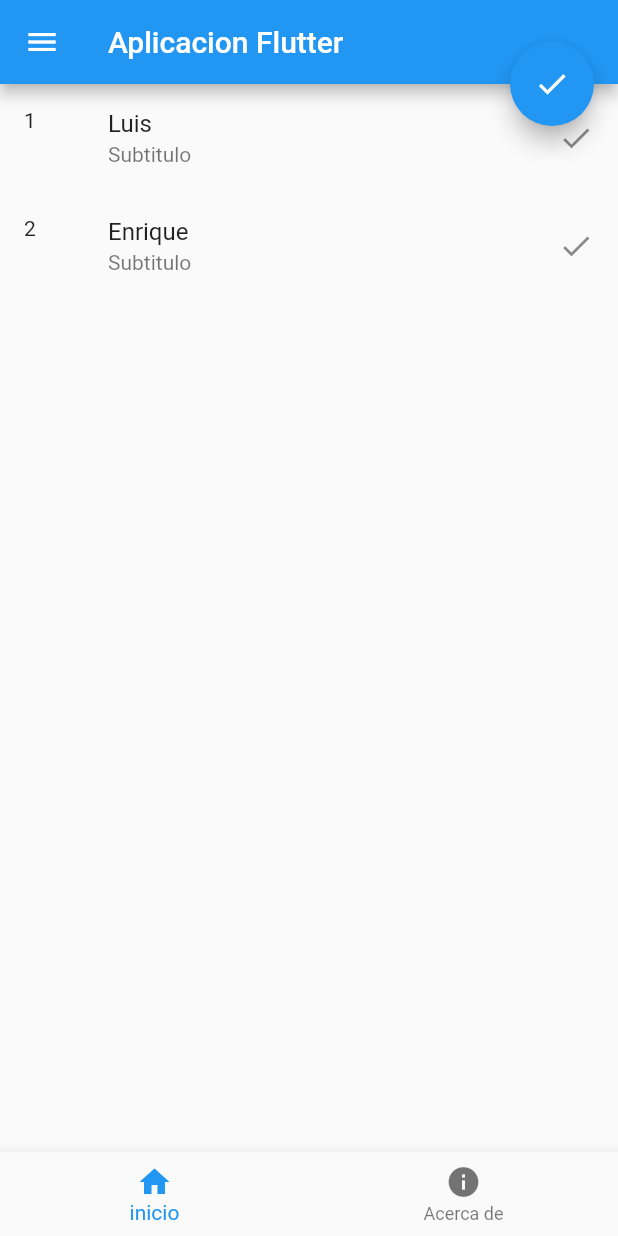
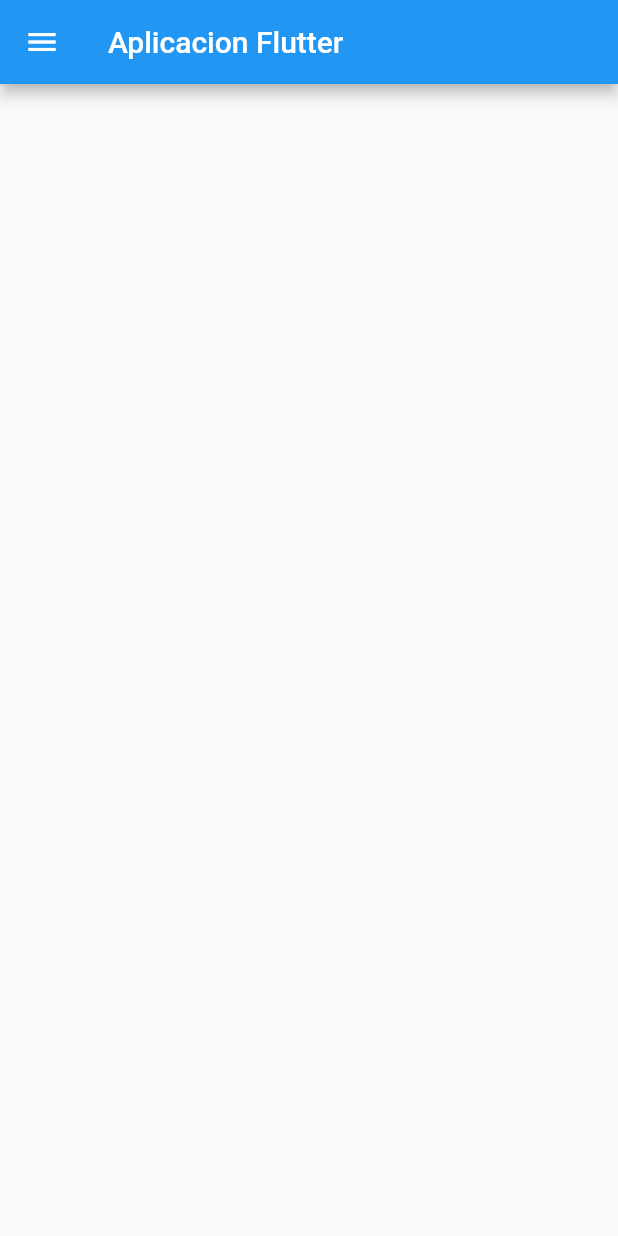
Before and after one commit to Luis-MX/01_App_Curso_Flutter, a Flutter app: the screen it shows after launch, on a phone screen of 412 x 824 dp. Run offline on Flutter 3.47's test engine with Material 2 defaults, Android fonts, the phone set to English and light mode, and no system bars.

Commit message:
Pantalla de ejemplo agregada

```diff
--- a/lib/main.dart
+++ b/lib/main.dart
@@ -1,5 +1,6 @@
 import 'package:flutter/material.dart';
 import 'package:flutter/cupertino.dart';
+import 'package:flutter_app/ejemplo_pantalla.dart';
 
 void main() {
   runApp(new MaterialApp(
@@ -12,43 +13,26 @@ void main() {
 class PantallaPrincipal extends StatelessWidget {
   @override
   Widget build(BuildContext context) {
-    List<String> nombres = ["Luis", "Enrique"];
     return new Scaffold(
       appBar: AppBar(
         title: Text("Aplicacion Flutter"),
       ),
-      drawer: Drawer(),
-      body: SafeArea(
-        child: ListView.builder(
-          itemBuilder: (BuildContext contexto, int indice) {
-            return ListTile(
-              leading: Text("${indice + 1}"),
-              title: Text(nombres[indice]),
-              trailing: Icon(Icons.done),
-              subtitle: Text("Subtitulo"),
-              onTap: () {},
-            );
-          },
-          itemCount: nombres.length,
+      drawer: Drawer(
+        child: Column(
+          children: <Widget>[
+            DrawerHeader(
+              child: Container(height: 50,),
+            ),
+            ListTile(
+              title: Text("Ir a la interfaz de ejemplo"),
+              onTap: () {
+                Navigator.push(context, MaterialPageRoute(
+                  builder: (contextoLocal) => EjemploPantalla()
+                ));
+              },
+            )
+          ],
         ),
-      ),
-      floatingActionButton: FloatingActionButton(
-        onPressed: () {
-          print("boton presionado");
-        },
-        child: Icon(Icons.done),
-      ),
-      floatingActionButtonLocation: FloatingActionButtonLocation.endTop,
-      bottomNavigationBar: BottomNavigationBar(
-        items: [
-          BottomNavigationBarItem(
-            icon: Icon(Icons.home),
-            title: Text("inicio")),
-          BottomNavigationBarItem(
-            icon: Icon(Icons.info),
-            title: Text("Acerca de")
-          )
-        ],
       ),
     );
   }
```
Also changed, not shown: lib/ejemplo_pantalla.dart (added, +115 -0 lines).
